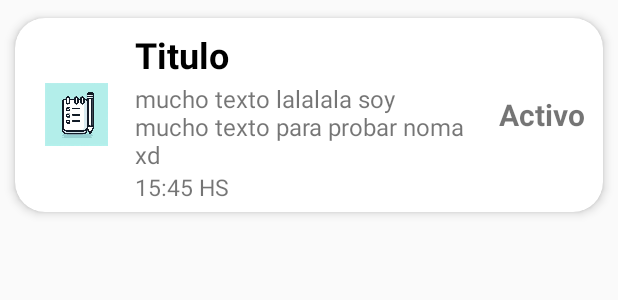
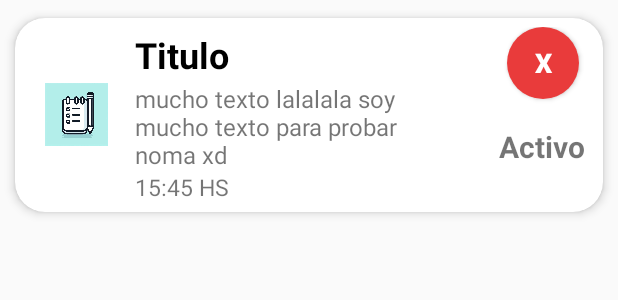
Before and after one commit to Alastor003/TaskApp, an Android app: the layout tarea_card_layout.xml on its own in the app's theme, with its tools: preview values and no code run, on a phone screen of 412 x 824 dp. Shown: the top 300 px of the screen. Run offline under Robolectric (Android 15) with nearby library versions, the phone set to English and light mode, and no system bars.

Commit message:
se termina el circuito de tareas y se agrega la opcion de eliminar

```diff
--- /dev/null
+++ b/app/src/main/res/drawable/btn_redondeado.xml
@@ -0,0 +1,15 @@
+<?xml version="1.0" encoding="utf-8"?>
+<selector xmlns:android="http://schemas.android.com/apk/res/android">
+    <item android:state_pressed="true">
+        <shape>
+            <corners android:radius="50dp" />
+            <solid android:color="@color/red" />
+        </shape>
+    </item>
+    <item>
+        <shape>
+            <corners android:radius="50dp" />
+            <solid android:color="@color/red" />
+        </shape>
+    </item>
+</selector>
--- a/app/src/main/res/layout/tarea_card_layout.xml
+++ b/app/src/main/res/layout/tarea_card_layout.xml
@@ -19,7 +19,8 @@
             android:layout_width="match_parent"
             android:layout_height="wrap_content"
             android:orientation="horizontal"
-            android:padding="6dp">
+            android:padding="6dp"
+            tools:ignore="ExtraText">
 
             <ImageView
                 android:id="@+id/iconTarea"
@@ -54,7 +55,7 @@
                     android:textStyle="bold"/>
                 <TextView
                     android:id="@+id/edtDescripcionTarea"
-                    android:layout_width="220dp"
+                    android:layout_width="200dp"
                     android:layout_height="wrap_content"
                     android:text="mucho texto lalalala soy mucho texto para probar noma xd"
                     android:textSize="16sp"/>
@@ -72,14 +73,26 @@
                 android:id="@+id/edtStatus"
                 android:layout_width="wrap_content"
                 android:layout_height="wrap_content"
-                android:layout_centerVertical="true"
+                android:layout_below="@+id/btnEliminarTarea"
+                android:layout_alignParentEnd="true"
                 android:layout_marginEnd="6dp"
-                android:layout_marginRight="6dp"
+                android:layout_marginTop="18dp"
                 android:text="Activo"
                 android:textSize="20sp"
-                android:textStyle="bold"
-                android:layout_alignParentRight="true"
-                android:layout_alignParentEnd="true"/>
+                android:textStyle="bold" />
+
+            <Button
+                android:id="@+id/btnEliminarTarea"
+                android:layout_width="48dp"
+                android:layout_height="48dp"
+                android:layout_alignParentEnd="true"
+                android:layout_marginEnd="10dp"
+                android:background="@drawable/btn_redondeado"
+                android:text="X"
+                android:textColor="@android:color/white"
+                android:textSize="18sp"
+                android:textStyle="bold" />
+
         </RelativeLayout>
     </LinearLayout>
 
```
Also changed, not shown: app/src/main/java/com/example/taskapp/TareaAdapter.java (+51 -4 lines), app/src/main/java/com/example/taskapp/TareaView.java (+17 -1 lines).
